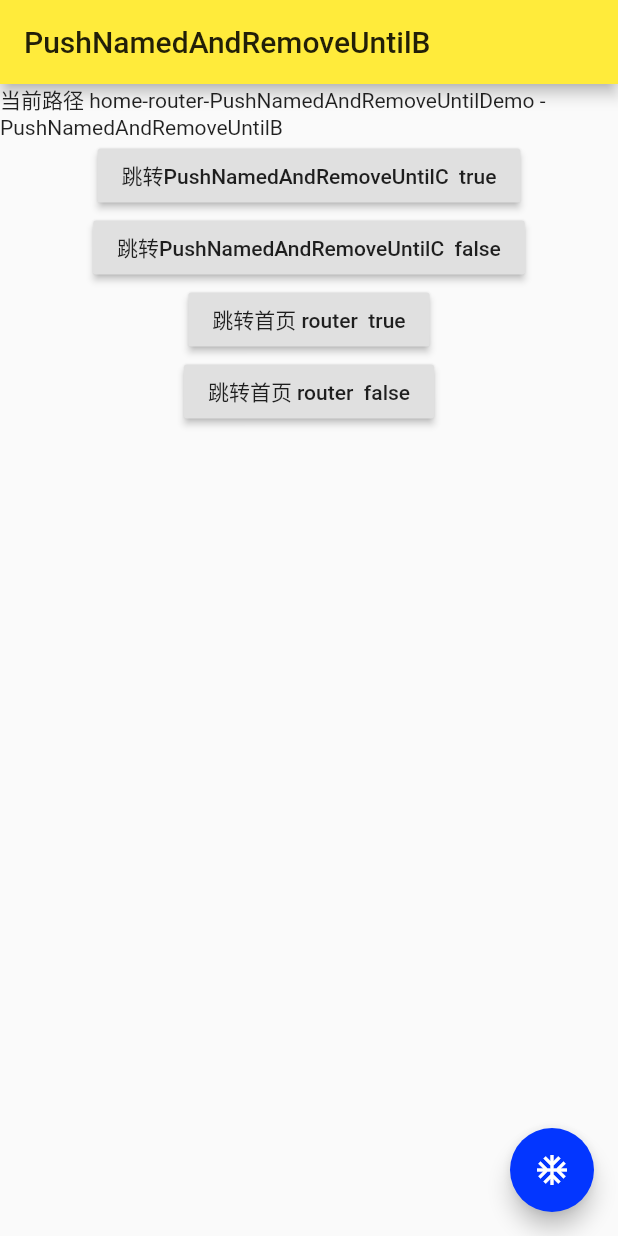
After one commit to vtesoho/flutter-demo, a Flutter app: the PushNamedAndRemoveUntilB screen opened directly, on a phone screen of 412 x 824 dp. The commit adds this screen. Run offline on Flutter 3.47's test engine with Material 2 defaults, Android fonts, the light colour scheme and no system bars; our stand-ins replace cached_network_image, flutter_redux, oktoast, page_transition, redux; missing offline and left inert: annotation_route; network calls fail.

Commit message:
router Test

```diff
--- a/lib/demo/router/PushAndRemoveUntilDemo.dart
+++ b/lib/demo/router/PushAndRemoveUntilDemo.dart
@@ -1,4 +1,5 @@
 import 'package:flutter/material.dart';
+import 'package:fluttershuachi/demo/router/pushNamedAndRemoveUntilB.dart';
 import 'package:fluttershuachi/demo/router/pushReplacementNamedB.dart';
 
 class PushAndRemoveUntilDemo extends StatelessWidget {
@@ -6,12 +7,48 @@ class PushAndRemoveUntilDemo extends StatelessWidget {
 
   @override
   Widget build(BuildContext context) {
+    print(ModalRoute.withName('/router'));
     return Scaffold(
       appBar: AppBar(
         title: Text('PushReplacementNamedDemo'),
       ),
       body: Center(
-        child: Text('当前路径 home-router-PushReplacementNamed'),
+        child: Column(
+          children: <Widget>[
+            Text('当前路径 home-router-pushNamedAndRemoveUntil'),
+            Text('当前路径 home-router-pushNamedAndRemoveUntil'),
+            RaisedButton(
+              onPressed: () {
+                Navigator.of(context).pushNamedAndRemoveUntil('/', (Route<dynamic> route) => false);
+              },
+              child: Text('跳转首页  false'),
+            ),
+            RaisedButton(
+              onPressed: () {
+                Navigator.of(context).pushNamedAndRemoveUntil('/router', (Route<dynamic> route) => false);
+              },
+              child: Text('跳转router  false'),
+            ),
+            RaisedButton(
+              onPressed: () {
+                // Navigator.of(context).pushNamedAndRemoveUntil('/', ModalRoute.withName('/router'));
+                print(ModalRoute.withName('/router'));
+                Navigator.pushAndRemoveUntil(
+                  context,
+                  MaterialPageRoute(builder: (BuildContext context) => PushNamedAndRemoveUntilB()),
+                  (Route<dynamic> route) => true,
+                );
+              },
+              child: Text('跳转首页 router'),
+            ),
+            RaisedButton(
+              onPressed: () {
+                Navigator.of(context).pushNamedAndRemoveUntil('/router', (Route<dynamic> route) => false);
+              },
+              child: Text('跳转router'),
+            ),
+          ],
+        ),
       ),
       floatingActionButton: FloatingActionButton(
         child: Icon(Icons.ac_unit),
--- /dev/null
+++ b/lib/demo/router/popAndPushNamed.dart
@@ -0,0 +1,28 @@
+import 'package:flutter/material.dart';
+
+class PopAndPushNamedDemo extends StatelessWidget {
+  const PopAndPushNamedDemo({Key key}) : super(key: key);
+
+  @override
+  Widget build(BuildContext context) {
+    return Scaffold(
+      appBar: AppBar(
+        title: Text('PopAndPushNamedDemo'),
+      ),
+      body: Center(
+        child: Column(
+          children: <Widget>[
+            Text('当前路径 home-router-PopAndPushNamedDemo'),
+            Text('当前页pop，并push到指定路由，但此方法只能是属名路由'),
+            RaisedButton(
+              onPressed: () {
+                Navigator.popAndPushNamed(context, '/router');
+              },
+              child: Text('router'),
+            ),
+          ],
+        )
+      )
+    );
+  }
+}
--- /dev/null
+++ b/lib/demo/router/popUntil.dart
@@ -0,0 +1,33 @@
+import 'package:flutter/material.dart';
+
+class PopUntilDemo extends StatelessWidget {
+  const PopUntilDemo({Key key}) : super(key: key);
+
+  @override
+  Widget build(BuildContext context) {
+    return Scaffold(
+      appBar: AppBar(
+        title: Text('PopUntilDemo'),
+      ),
+      body: Center(
+        child: Column(
+          children: <Widget>[
+            Text('当前路径 home-router-PopUntilDemo'),
+            RaisedButton(
+              onPressed: () {
+                Navigator.popUntil(context, ModalRoute.withName('/router'));
+              },
+              child: Text('跳转首页'),
+            ),
+            RaisedButton(
+              onPressed: () {
+                print(ModalRoute.withName('/router'));
+              },
+              child: Text('测试ModalRoute.withName(/router)'),
+            ),
+          ],
+        )
+      )
+    );
+  }
+}
--- /dev/null
+++ b/lib/demo/router/pushNamedAndRemoveUntilB.dart
@@ -0,0 +1,82 @@
+import 'package:flutter/material.dart';
+import 'package:fluttershuachi/demo/router/pushNamedAndRemoveUntilC.dart';
+import 'package:fluttershuachi/pages/home.dart';
+
+class PushNamedAndRemoveUntilB extends StatelessWidget {
+  const PushNamedAndRemoveUntilB({Key key}) : super(key: key);
+
+  @override
+  Widget build(BuildContext context) {
+    return Scaffold(
+      appBar: AppBar(
+        title: Text('PushNamedAndRemoveUntilB'),
+      ),
+      body: Center(
+        child: Column(
+          children: <Widget>[
+            Text('当前路径 home-router-PushNamedAndRemoveUntilDemo - PushNamedAndRemoveUntilB'),
+            RaisedButton(
+              onPressed: () {
+                // Navigator.of(context).pushNamedAndRemoveUntil('/', ModalRoute.withName('/router'));
+                print(ModalRoute.withName('/router'));
+                Navigator.pushAndRemoveUntil(
+                  context,
+                  MaterialPageRoute(builder: (BuildContext context) => PushNamedAndRemoveUntilC()),
+                  (Route<dynamic> route) => true,
+                );
+              },
+              child: Text('跳转PushNamedAndRemoveUntilC  true'),
+            ),
+            RaisedButton(
+              onPressed: () {
+                // Navigator.of(context).pushNamedAndRemoveUntil('/', ModalRoute.withName('/router'));
+                print(ModalRoute.withName('/router'));
+                Navigator.pushAndRemoveUntil(
+                  context,
+                  MaterialPageRoute(builder: (BuildContext context) => PushNamedAndRemoveUntilC()),
+                  (Route<dynamic> route) => false,
+                );
+              },
+              child: Text('跳转PushNamedAndRemoveUntilC  false'),
+            ),
+            RaisedButton(
+              onPressed: () {
+                // Navigator.of(context).pushNamedAndRemoveUntil('/', ModalRoute.withName('/router'));
+                print(ModalRoute.withName('/router'));
+                Navigator.pushAndRemoveUntil(
+                  context,
+                  MaterialPageRoute(builder: (BuildContext context) => Home()),
+                  (Route<dynamic> route) => true,
+                );
+              },
+              child: Text('跳转首页 router  true'),
+            ),
+            RaisedButton(
+              onPressed: () {
+                // Navigator.of(context).pushNamedAndRemoveUntil('/', ModalRoute.withName('/router'));
+                print(ModalRoute.withName('/router'));
+                Navigator.pushAndRemoveUntil(
+                  context,
+                  MaterialPageRoute(builder: (BuildContext context) => Home()),
+                  (Route<dynamic> route) => false,
+                );
+              },
+              child: Text('跳转首页 router  false'),
+            ),
+          ],
+
+        )
+      ),
+      floatingActionButton: FloatingActionButton(
+        child: Icon(Icons.ac_unit),
+        onPressed: (){
+          // Navigator.of(context).pushReplacement(
+          //   MaterialPageRoute(builder: (BuildContext context) => PushReplacementNamedDemo())
+          // );
+          // Navigator.pushReplacement( context, MaterialPageRoute(builder: (BuildContext context) => PushReplacementNamedDemo()));
+
+        },
+      ),
+    );
+  }
+}
--- /dev/null
+++ b/lib/demo/router/pushNamedAndRemoveUntilC.dart
@@ -0,0 +1,56 @@
+import 'package:flutter/material.dart';
+import 'package:fluttershuachi/pages/home.dart';
+
+class PushNamedAndRemoveUntilC extends StatelessWidget {
+  const PushNamedAndRemoveUntilC({Key key}) : super(key: key);
+
+  @override
+  Widget build(BuildContext context) {
+    return Scaffold(
+      appBar: AppBar(
+        title: Text('PushNamedAndRemoveUntilC'),
+      ),
+      body: Center(
+        child: Column(
+          children: <Widget>[
+            Text('当前路径 home-router-PushNamedAndRemoveUntilB-PushNamedAndRemoveUntilC'),
+            RaisedButton(
+              onPressed: () {
+                // Navigator.of(context).pushNamedAndRemoveUntil('/', ModalRoute.withName('/router'));
+                print(ModalRoute.withName('/router'));
+                Navigator.pushAndRemoveUntil(
+                  context,
+                  MaterialPageRoute(builder: (BuildContext context) => Home()),
+                  (Route<dynamic> route) => true,
+                );
+              },
+              child: Text('跳转首页 router  true'),
+            ),
+            RaisedButton(
+              onPressed: () {
+                // Navigator.of(context).pushNamedAndRemoveUntil('/', ModalRoute.withName('/router'));
+                print(ModalRoute.withName('/router'));
+                Navigator.pushAndRemoveUntil(
+                  context,
+                  MaterialPageRoute(builder: (BuildContext context) => Home()),
+                  (Route<dynamic> route) => false,
+                );
+              },
+              child: Text('跳转首页 router  false'),
+            ),
+          ],
+        )
+      ),
+      floatingActionButton: FloatingActionButton(
+        child: Icon(Icons.ac_unit),
+        onPressed: (){
+          // Navigator.of(context).pushReplacement(
+          //   MaterialPageRoute(builder: (BuildContext context) => PushReplacementNamedDemo())
+          // );
+          // Navigator.pushReplacement( context, MaterialPageRoute(builder: (BuildContext context) => PushReplacementNamedDemo()));
+
+        },
+      ),
+    );
+  }
+}
```
Also changed, not shown: lib/demo/router/pushReplacementNamed.dart (+13 -1 lines), lib/demo/router/routerDemo.dart (+21 -1 lines).
